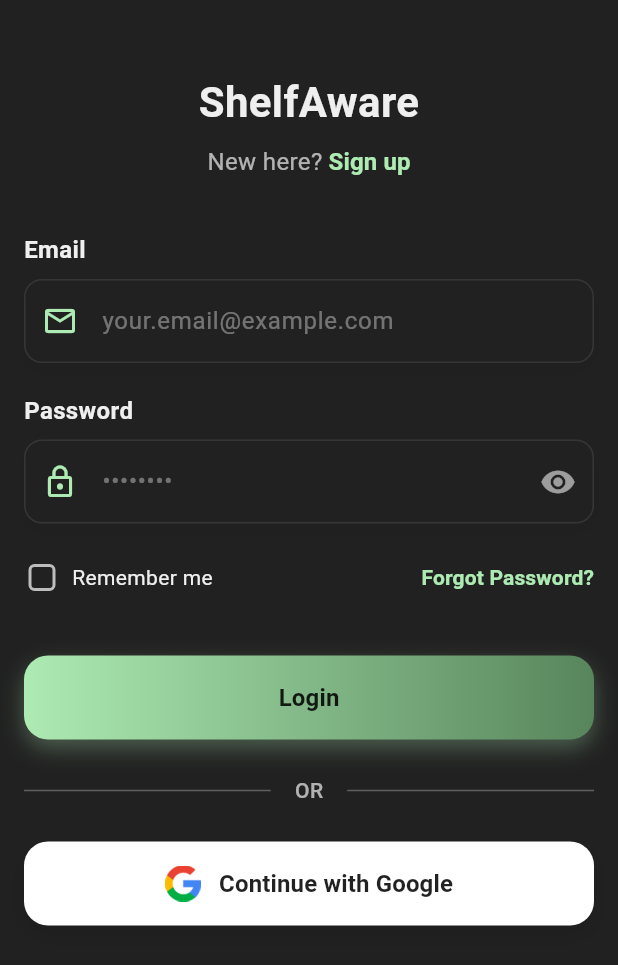
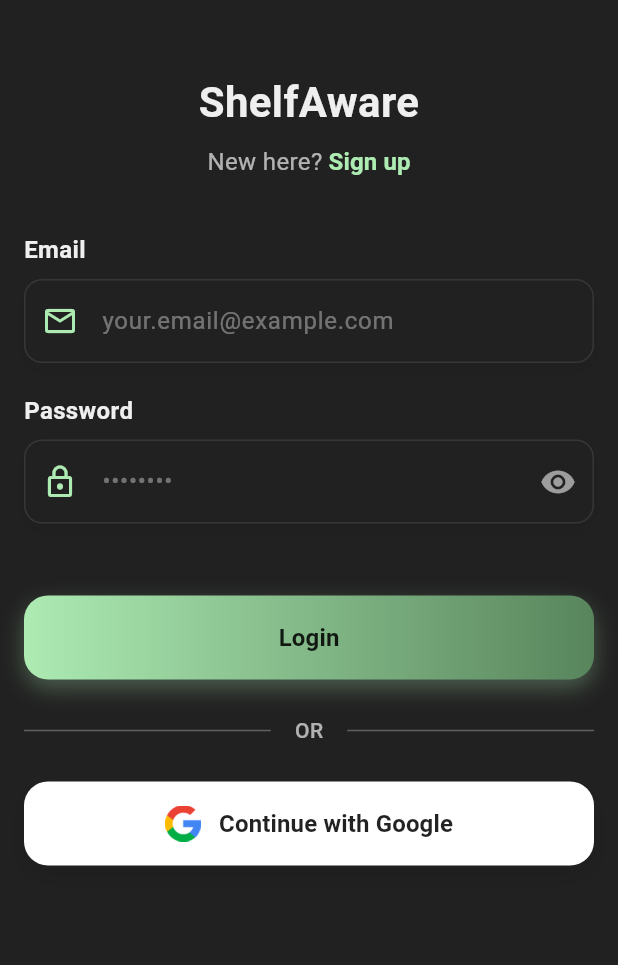
Before and after one commit to Kenzirey/ShoppingListGroup11, a Flutter app: the LoginScreen screen opened by its route, on a phone screen of 412 x 824 dp. Shown: the top 965 px of the screen. Run offline on Flutter 3.47's test engine with Material 3 defaults, Android fonts, the phone set to English and light mode, and no system bars; our stand-ins replace dropdown_button2, fl_chart, flutter_gemini, flutter_riverpod, go_router, google_fonts and 4 more; accounts and stored records are empty.

Commit message:
Obsolete
No need for this button

```diff
--- a/lib/screen/user_account/login.dart
+++ b/lib/screen/user_account/login.dart
@@ -25,7 +25,6 @@
 
   bool _passwordVisible = false;
   bool _isLoading = false;
-  bool _rememberMe = false;
 
   late AnimationController _animationController;
   late Animation<double> _fadeAnimation;
@@ -159,56 +158,6 @@
                         ),
                       ),
                       const SizedBox(height: 16),
-                      Row(
-                        mainAxisAlignment: MainAxisAlignment.spaceBetween,
-                        children: [
-                          Row(
-                            children: [
-                              SizedBox(
-                                height: 24,
-                                width: 24,
-                                child: Checkbox(
-                                  value: _rememberMe,
-                                  activeColor: theme.colorScheme.primary,
-                                  shape: RoundedRectangleBorder(
-                                    borderRadius: BorderRadius.circular(4),
-                                  ),
-                                  onChanged: (value) {
-                                    setState(() {
-                                      _rememberMe = value ?? false;
-                                    });
-                                  },
-                                ),
-                              ),
-                              const SizedBox(width: 8),
-                              Text(
-                                "Remember me",
-                                style: TextStyle(
-                                  color: theme.colorScheme.tertiary,
-                                  fontSize: 14,
-                                ),
-                              ),
-                            ],
-                          ),
-                          TextButton(
-                            onPressed: () {
-                              context.go('/forgot-password');
-                            },
-                            style: TextButton.styleFrom(
-                              foregroundColor: theme.colorScheme.primary,
-                              padding: EdgeInsets.zero,
-                              tapTargetSize: MaterialTapTargetSize.shrinkWrap,
-                            ),
-                            child: const Text(
-                              "Forgot Password?",
-                              style: TextStyle(
-                                fontWeight: FontWeight.w600,
-                                fontSize: 14,
-                              ),
-                            ),
-                          ),
-                        ],
-                      ),
                       const SizedBox(height: 32),
                       GradientButton(
                         context: context,
```
